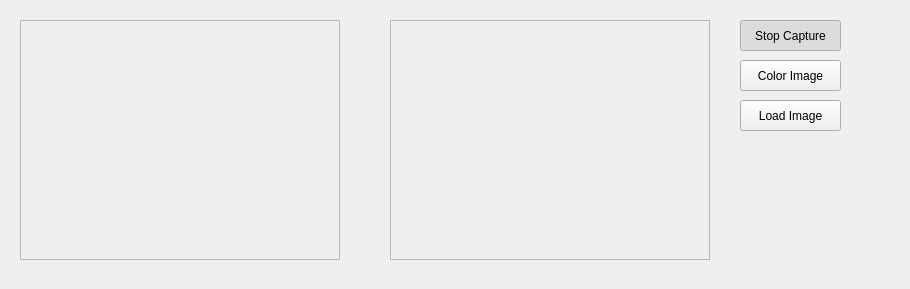
Before: the Qt Designer form proyVA5/mainwindow.ui in danipeix13/VisionArtificial, drawn with Qt 5.
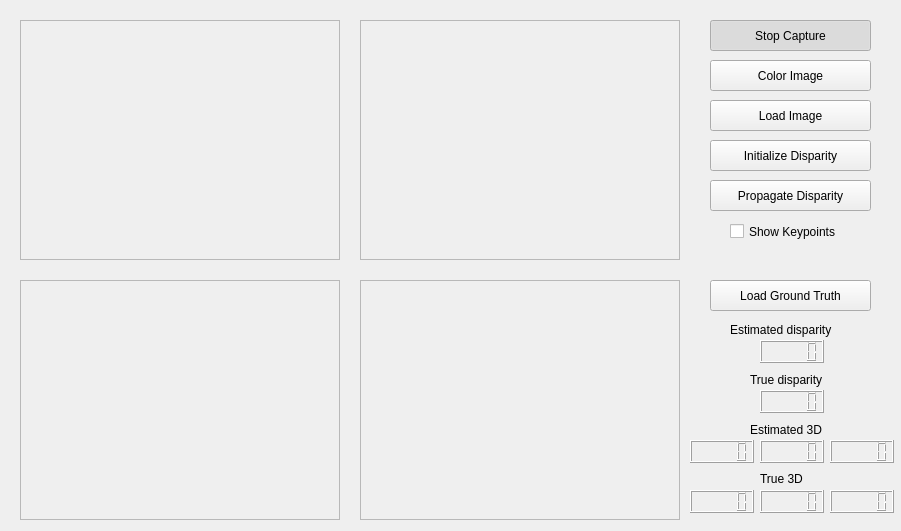
After: the same form once the commit is applied.

Diff of the .ui file:
```diff
--- a/proyVA5/mainwindow.ui
+++ b/proyVA5/mainwindow.ui
@@ -6,8 +6,8 @@
    <rect>
     <x>0</x>
     <y>0</y>
-    <width>910</width>
-    <height>289</height>
+    <width>901</width>
+    <height>531</height>
    </rect>
   </property>
   <property name="windowTitle">
@@ -32,7 +32,7 @@
   <widget class="QFrame" name="imageFrameD">
    <property name="geometry">
     <rect>
-     <x>390</x>
+     <x>360</x>
      <y>20</y>
      <width>320</width>
      <height>240</height>
@@ -48,9 +48,9 @@
   <widget class="QPushButton" name="captureButton">
    <property name="geometry">
     <rect>
-     <x>740</x>
+     <x>710</x>
      <y>20</y>
-     <width>101</width>
+     <width>161</width>
      <height>31</height>
     </rect>
    </property>
@@ -67,9 +67,9 @@
   <widget class="QPushButton" name="colorButton">
    <property name="geometry">
     <rect>
-     <x>740</x>
+     <x>710</x>
      <y>60</y>
-     <width>101</width>
+     <width>161</width>
      <height>31</height>
     </rect>
    </property>
@@ -86,9 +86,9 @@
   <widget class="QPushButton" name="loadButton">
    <property name="geometry">
     <rect>
-     <x>740</x>
+     <x>710</x>
      <y>100</y>
-     <width>101</width>
+     <width>161</width>
      <height>31</height>
     </rect>
    </property>
@@ -102,6 +102,243 @@
     <bool>false</bool>
    </property>
   </widget>
+  <widget class="QFrame" name="dispFrm">
+   <property name="geometry">
+    <rect>
+     <x>20</x>
+     <y>280</y>
+     <width>320</width>
+     <height>240</height>
+    </rect>
+   </property>
+   <property name="frameShape">
+    <enum>QFrame::StyledPanel</enum>
+   </property>
+   <property name="frameShadow">
+    <enum>QFrame::Raised</enum>
+   </property>
+  </widget>
+  <widget class="QFrame" name="dispCheckFrm">
+   <property name="geometry">
+    <rect>
+     <x>360</x>
+     <y>280</y>
+     <width>320</width>
+     <height>240</height>
+    </rect>
+   </property>
+   <property name="frameShape">
+    <enum>QFrame::StyledPanel</enum>
+   </property>
+   <property name="frameShadow">
+    <enum>QFrame::Raised</enum>
+   </property>
+  </widget>
+  <widget class="QLCDNumber" name="xTrue">
+   <property name="geometry">
+    <rect>
+     <x>690</x>
+     <y>490</y>
+     <width>64</width>
+     <height>23</height>
+    </rect>
+   </property>
+  </widget>
+  <widget class="QLCDNumber" name="zTrue">
+   <property name="geometry">
+    <rect>
+     <x>830</x>
+     <y>490</y>
+     <width>64</width>
+     <height>23</height>
+    </rect>
+   </property>
+  </widget>
+  <widget class="QLCDNumber" name="yTrue">
+   <property name="geometry">
+    <rect>
+     <x>760</x>
+     <y>490</y>
+     <width>64</width>
+     <height>23</height>
+    </rect>
+   </property>
+  </widget>
+  <widget class="QLCDNumber" name="zEst">
+   <property name="geometry">
+    <rect>
+     <x>830</x>
+     <y>440</y>
+     <width>64</width>
+     <height>23</height>
+    </rect>
+   </property>
+  </widget>
+  <widget class="QLCDNumber" name="yEst">
+   <property name="geometry">
+    <rect>
+     <x>760</x>
+     <y>440</y>
+     <width>64</width>
+     <height>23</height>
+    </rect>
+   </property>
+  </widget>
+  <widget class="QLCDNumber" name="xEst">
+   <property name="geometry">
+    <rect>
+     <x>690</x>
+     <y>440</y>
+     <width>64</width>
+     <height>23</height>
+    </rect>
+   </property>
+  </widget>
+  <widget class="QLabel" name="label">
+   <property name="geometry">
+    <rect>
+     <x>760</x>
+     <y>470</y>
+     <width>67</width>
+     <height>17</height>
+    </rect>
+   </property>
+   <property name="text">
+    <string>True 3D</string>
+   </property>
+  </widget>
+  <widget class="QLabel" name="label_2">
+   <property name="geometry">
+    <rect>
+     <x>750</x>
+     <y>420</y>
+     <width>91</width>
+     <height>20</height>
+    </rect>
+   </property>
+   <property name="text">
+    <string>Estimated 3D</string>
+   </property>
+  </widget>
+  <widget class="QLCDNumber" name="trueLCD">
+   <property name="geometry">
+    <rect>
+     <x>760</x>
+     <y>390</y>
+     <width>64</width>
+     <height>23</height>
+    </rect>
+   </property>
+  </widget>
+  <widget class="QLabel" name="label_3">
+   <property name="geometry">
+    <rect>
+     <x>750</x>
+     <y>370</y>
+     <width>111</width>
+     <height>20</height>
+    </rect>
+   </property>
+   <property name="text">
+    <string>True disparity</string>
+   </property>
+  </widget>
+  <widget class="QLabel" name="label_4">
+   <property name="geometry">
+    <rect>
+     <x>730</x>
+     <y>320</y>
+     <width>131</width>
+     <height>20</height>
+    </rect>
+   </property>
+   <property name="text">
+    <string>Estimated disparity</string>
+   </property>
+  </widget>
+  <widget class="QLCDNumber" name="estimatedLCD">
+   <property name="geometry">
+    <rect>
+     <x>760</x>
+     <y>340</y>
+     <width>64</width>
+     <height>23</height>
+    </rect>
+   </property>
+  </widget>
+  <widget class="QPushButton" name="dispInitBtn">
+   <property name="geometry">
+    <rect>
+     <x>710</x>
+     <y>140</y>
+     <width>161</width>
+     <height>31</height>
+    </rect>
+   </property>
+   <property name="text">
+    <string>Initialize Disparity</string>
+   </property>
+   <property name="checkable">
+    <bool>false</bool>
+   </property>
+   <property name="checked">
+    <bool>false</bool>
+   </property>
+  </widget>
+  <widget class="QPushButton" name="loadGTBtn">
+   <property name="geometry">
+    <rect>
+     <x>710</x>
+     <y>280</y>
+     <width>161</width>
+     <height>31</height>
+    </rect>
+   </property>
+   <property name="text">
+    <string>Load Ground Truth</string>
+   </property>
+   <property name="checkable">
+    <bool>false</bool>
+   </property>
+   <property name="checked">
+    <bool>false</bool>
+   </property>
+  </widget>
+  <widget class="QPushButton" name="disPropBtn">
+   <property name="geometry">
+    <rect>
+     <x>710</x>
+     <y>180</y>
+     <width>161</width>
+     <height>31</height>
+    </rect>
+   </property>
+   <property name="text">
+    <string>Propagate Disparity</string>
+   </property>
+   <property name="checkable">
+    <bool>false</bool>
+   </property>
+   <property name="checked">
+    <bool>false</bool>
+   </property>
+  </widget>
+  <widget class="QCheckBox" name="kpChbx">
+   <property name="geometry">
+    <rect>
+     <x>730</x>
+     <y>220</y>
+     <width>131</width>
+     <height>23</height>
+    </rect>
+   </property>
+   <property name="text">
+    <string>Show Keypoints</string>
+   </property>
+   <property name="checked">
+    <bool>false</bool>
+   </property>
+  </widget>
  </widget>
  <resources/>
  <connections/>
```
